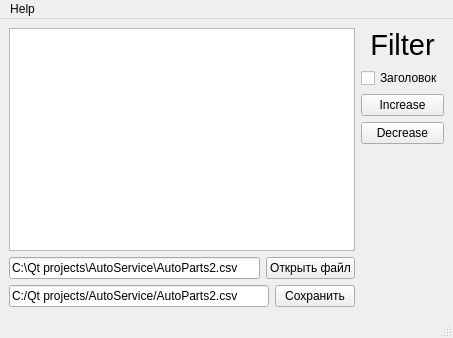
AClockworkParrot/AutoServiceAPP, file mainwindow.ui: the form before one commit.
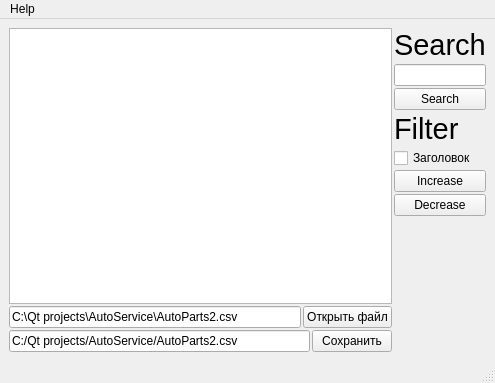
The form after the commit.

Commit message: Добавил строку, кнопку поиска; скомпоновал элементы интерфейса

Patch:
```diff
--- a/mainwindow.ui
+++ b/mainwindow.ui
@@ -6,8 +6,8 @@
    <rect>
     <x>0</x>
     <y>0</y>
-    <width>453</width>
-    <height>338</height>
+    <width>495</width>
+    <height>383</height>
    </rect>
   </property>
   <property name="sizePolicy">
@@ -44,9 +44,15 @@
      <height>1080</height>
     </size>
    </property>
-   <layout class="QHBoxLayout" name="horizontalLayout">
+   <layout class="QHBoxLayout" name="horizontalLayout" stretch="7,1">
+    <property name="spacing">
+     <number>2</number>
+    </property>
     <item>
      <layout class="QGridLayout" name="gridLayout_2">
+      <property name="sizeConstraint">
+       <enum>QLayout::SizeConstraint::SetMaximumSize</enum>
+      </property>
       <item row="0" column="0">
        <widget class="QTableWidget" name="tableWidget">
         <property name="sizePolicy">
@@ -97,8 +103,30 @@
     </item>
     <item>
      <layout class="QVBoxLayout" name="verticalLayout_2">
+      <item>
+       <widget class="QLabel" name="label_2">
+        <property name="font">
+         <font>
+          <pointsize>22</pointsize>
+         </font>
+        </property>
+        <property name="text">
+         <string>Search</string>
+        </property>
+       </widget>
+      </item>
+      <item>
+       <widget class="QLineEdit" name="lineSearch"/>
+      </item>
       <item>
        <layout class="QVBoxLayout" name="verticalLayout">
+        <item>
+         <widget class="QPushButton" name="searchButton">
+          <property name="text">
+           <string>Search</string>
+          </property>
+         </widget>
+        </item>
         <item>
          <widget class="QLabel" name="label">
           <property name="font">
@@ -110,7 +138,7 @@
            <string>Filter</string>
           </property>
           <property name="alignment">
-           <set>Qt::AlignmentFlag::AlignCenter</set>
+           <set>Qt::AlignmentFlag::AlignLeading|Qt::AlignmentFlag::AlignLeft|Qt::AlignmentFlag::AlignVCenter</set>
           </property>
          </widget>
         </item>
@@ -159,7 +187,7 @@
     <rect>
      <x>0</x>
      <y>0</y>
-     <width>453</width>
+     <width>495</width>
      <height>21</height>
     </rect>
    </property>
```
The commit also changes 7 other files.
